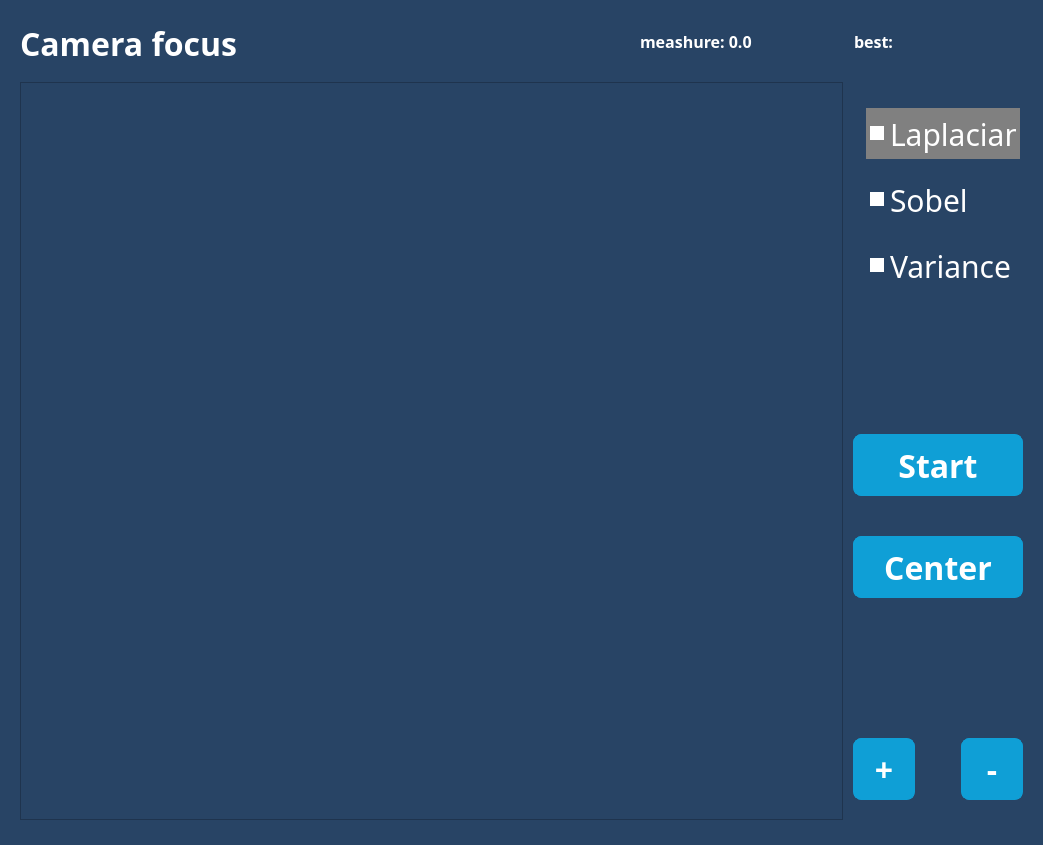
First picture: the form in UI_PylonCam.ui, repository DimaRU/PylonCam, before the edit.
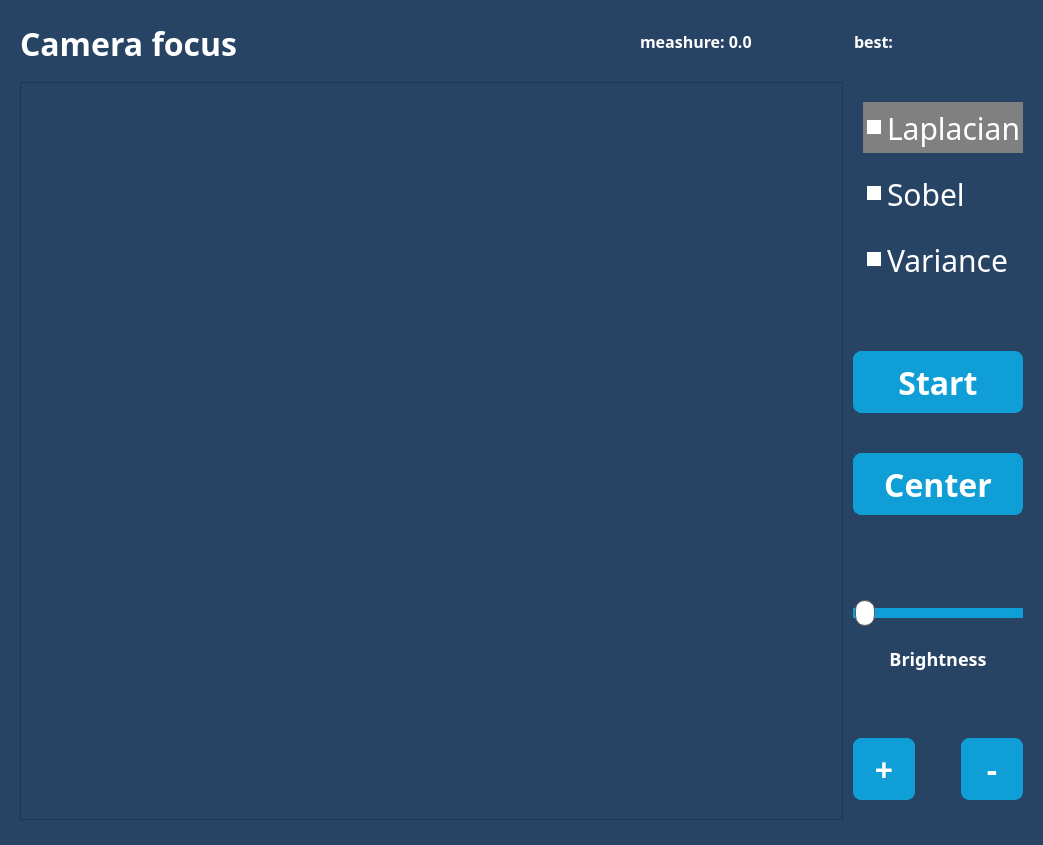
Second picture: the form after the edit.

```diff
--- a/UI_PylonCam.ui
+++ b/UI_PylonCam.ui
@@ -23,6 +23,11 @@
    <string notr="true">background: #284465;</string>
   </property>
   <widget class="QWidget" name="centralwidget">
+   <property name="styleSheet">
+    <string notr="true">font-family: Rubik;
+font-style: normal;
+color: #FFFFFF;</string>
+   </property>
    <layout class="QVBoxLayout" name="verticalLayout_3">
     <property name="spacing">
      <number>20</number>
@@ -449,6 +454,74 @@
            </property>
           </widget>
          </item>
+         <item>
+          <spacer name="verticalSpacer_4">
+           <property name="orientation">
+            <enum>Qt::Vertical</enum>
+           </property>
+           <property name="sizeHint" stdset="0">
+            <size>
+             <width>20</width>
+             <height>40</height>
+            </size>
+           </property>
+          </spacer>
+         </item>
+         <item>
+          <widget class="QSlider" name="brightnessSlider">
+           <property name="sizePolicy">
+            <sizepolicy hsizetype="Expanding" vsizetype="Expanding">
+             <horstretch>0</horstretch>
+             <verstretch>0</verstretch>
+            </sizepolicy>
+           </property>
+           <property name="autoFillBackground">
+            <bool>false</bool>
+           </property>
+           <property name="styleSheet">
+            <string notr="true">QSlider::groove:horizontal {
+    border: 0px solid #999999;
+    height: 10px; /* the groove expands to the size of the slider by default. by giving it a height, it has a fixed size */
+    background: #0F9FD6;
+    margin: 2px 0;
+}
+
+QSlider::handle:horizontal {
+    background: white;
+    border: 1px solid #5c5c5c;
+    width: 18px;
+    margin: -8px 0;
+    border-radius: 10px;
+}</string>
+           </property>
+           <property name="minimum">
+            <number>-1</number>
+           </property>
+           <property name="orientation">
+            <enum>Qt::Horizontal</enum>
+           </property>
+           <property name="invertedAppearance">
+            <bool>false</bool>
+           </property>
+           <property name="invertedControls">
+            <bool>false</bool>
+           </property>
+          </widget>
+         </item>
+         <item>
+          <widget class="QLabel" name="brightnessLabel">
+           <property name="styleSheet">
+            <string notr="true">font-weight: bold;
+font-size: 18px;</string>
+           </property>
+           <property name="text">
+            <string>Brightness</string>
+           </property>
+           <property name="alignment">
+            <set>Qt::AlignCenter</set>
+           </property>
+          </widget>
+         </item>
          <item>
           <spacer name="verticalSpacer">
            <property name="orientation">
```
